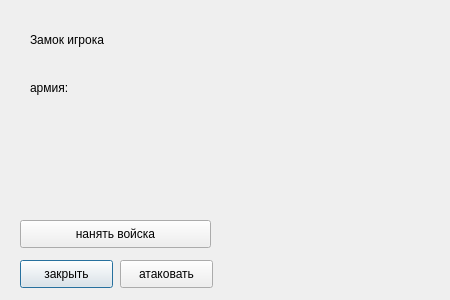
KostyaKostev/YandexLyceumProject, file castle_design.ui: the form before one commit.
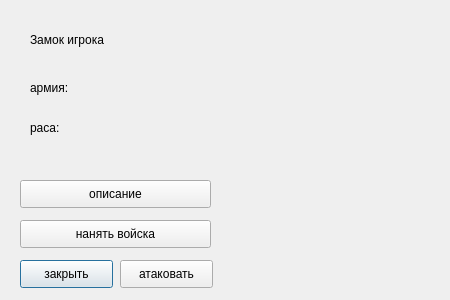
The form after the commit.

Commit message: доработал лог, добавил возможность узнать характеристики юнита через лог, доработал дизайн

What changed in the file:
```diff
--- a/castle_design.ui
+++ b/castle_design.ui
@@ -18,7 +18,7 @@
     <rect>
      <x>30</x>
      <y>30</y>
-     <width>81</width>
+     <width>131</width>
      <height>20</height>
     </rect>
    </property>
@@ -44,7 +44,7 @@
     <rect>
      <x>30</x>
      <y>80</y>
-     <width>55</width>
+     <width>121</width>
      <height>16</height>
     </rect>
    </property>
@@ -91,6 +91,32 @@
     <string/>
    </property>
   </widget>
+  <widget class="QLabel" name="label_4">
+   <property name="geometry">
+    <rect>
+     <x>30</x>
+     <y>120</y>
+     <width>141</width>
+     <height>16</height>
+    </rect>
+   </property>
+   <property name="text">
+    <string>раса: </string>
+   </property>
+  </widget>
+  <widget class="QPushButton" name="pushButton_4">
+   <property name="geometry">
+    <rect>
+     <x>20</x>
+     <y>180</y>
+     <width>191</width>
+     <height>28</height>
+    </rect>
+   </property>
+   <property name="text">
+    <string>описание</string>
+   </property>
+  </widget>
  </widget>
  <resources/>
  <connections/>
```
The commit also changes 6 other files.
